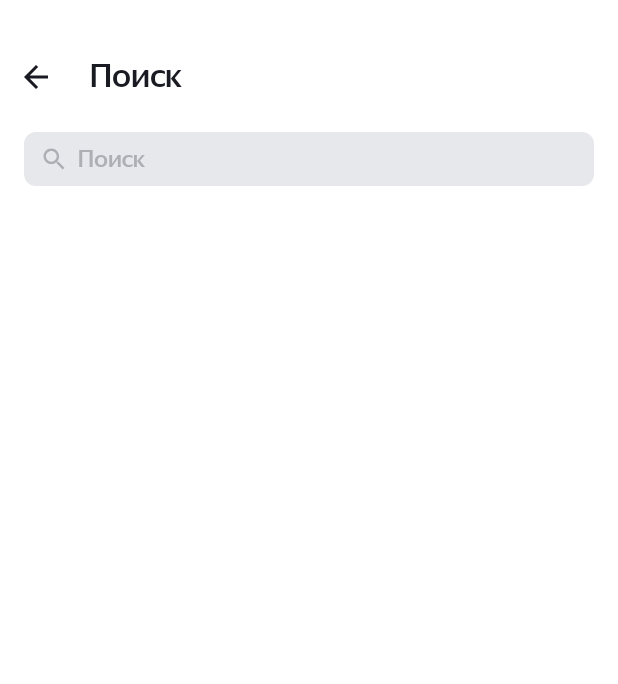
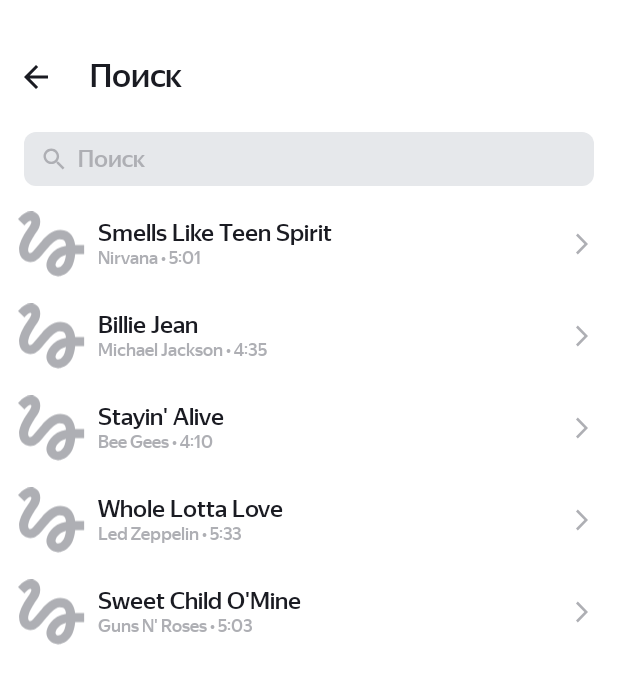
Before and after one commit to Fegao333/PlaylistMaker, an Android app built with Jetpack Compose: the SearchActivity screen opened directly, with no data from a screen before it, on a phone screen of 412 x 824 dp. Shown: the top 684 px of the screen. Run offline under Robolectric (Android 15) with nearby library versions, the phone set to English and light mode, and no system bars; libraries missing offline, so code that uses them is left out: androidx.appstate.transform, androidx.compose.remote; pictures from the network do not load.

Commit message:
задание номер три

```diff
--- a/app/build.gradle.kts
+++ b/app/build.gradle.kts
@@ -1,3 +1,6 @@
+import org.gradle.kotlin.dsl.annotationProcessor
+import org.gradle.kotlin.dsl.implementation
+
 plugins {
     alias(libs.plugins.android.application)
 }
@@ -34,6 +37,10 @@ android {
 }
 
 dependencies {
+    implementation(libs.androidx.remote.creation.compose)
+    implementation(libs.androidx.transform)
+    annotationProcessor("com.github.bumptech.glide:compiler:4.14.2")
+    implementation("com.github.bumptech.glide:glide:4.16.0")
     implementation(libs.androidx.activity.ktx)
     implementation(libs.androidx.appcompat)
     implementation(libs.androidx.constraintlayout)
--- a/app/src/main/AndroidManifest.xml
+++ b/app/src/main/AndroidManifest.xml
@@ -1,7 +1,7 @@
 <?xml version="1.0" encoding="utf-8"?>
 <manifest xmlns:android="http://schemas.android.com/apk/res/android"
     xmlns:tools="http://schemas.android.com/tools">
-
+    <uses-permission android:name="android.permission.INTERNET" />
     <application
         android:allowBackup="true"
         android:dataExtractionRules="@xml/data_extraction_rules"
--- a/app/src/main/java/com/example/playlistmaker/SearchActivity.kt
+++ b/app/src/main/java/com/example/playlistmaker/SearchActivity.kt
@@ -10,12 +10,49 @@ import android.widget.ImageView
 import androidx.activity.enableEdgeToEdge
 import androidx.appcompat.app.AppCompatActivity
 import androidx.core.widget.doOnTextChanged
+import androidx.recyclerview.widget.LinearLayoutManager
+import androidx.recyclerview.widget.RecyclerView
 
 class SearchActivity : AppCompatActivity() {
 
     private var searchText: String = ""
 
-    override fun onCreate(savedInstanceState: Bundle?) {
+    val tracks =  arrayListOf<Track>(
+        Track(
+            "Smells Like Teen Spirit",
+            "Nirvana",
+            "5:01",
+            "https://is5-ssl.mzstatic.com/image/thumb/Music115/v4/7b/58/c2/7b58c21a-2b51-2bb2-e59a-9bb9b96ad8c3/00602567924166.rgb.jpg/100x100bb.jpg"
+        ),
+        Track(
+            "Billie Jean",
+            "Michael Jackson",
+            "4:35",
+            "https://is5-ssl.mzstatic.com/image/thumb/Music125/v4/3d/9d/38/3d9d3811-71f0-3a0e-1ada-3004e56ff852/827969428726.jpg/100x100bb.jpg"
+        ),
+        Track(
+            "Stayin' Alive",
+            "Bee Gees",
+            "4:10",
+            "https://is4-ssl.mzstatic.com/image/thumb/Music115/v4/1f/80/1f/1f801fc1-8c0f-ea3e-d3e5-387c6619619e/16UMGIM86640.rgb.jpg/100x100bb.jpg"
+        ),
+        Track(
+            "Whole Lotta Love",
+            "Led Zeppelin",
+            "5:33",
+            "https://is2-ssl.mzstatic.com/image/thumb/Music62/v4/7e/17/e3/7e17e33f-2efa-2a36-e916-7f808576cf6b/mzm.fyigqcbs.jpg/100x100bb.jpg"
+        ),
+        Track(
+            "Sweet Child O'Mine",
+            "Guns N' Roses",
+            "5:03",
+            "https://is5-ssl.mzstatic.com/image/thumb/Music125/v4/a0/4d/c4/a04dc484-03cc-02aa-fa82-5334fcb4bc16/18UMGIM24878.rgb.jpg/100x100bb.jpg"
+        )
+    )
+
+
+    override fun onCreate
+                (savedInstanceState: Bundle?) {
         super.onCreate(savedInstanceState)
         enableEdgeToEdge()
         setContentView(R.layout.activity_search)
@@ -25,6 +62,10 @@ class SearchActivity : AppCompatActivity() {
         }
         val clearButton = findViewById<ImageView>(R.id.clearIcon)
         val editText = findViewById<EditText>(R.id.searchEditText)
+        val adapter = TrackAdapter(tracks)
+        val recyclerView = findViewById<RecyclerView>(R.id.tracksRecyclerView)
+        recyclerView.adapter = adapter
+        recyclerView.layoutManager = LinearLayoutManager(this)
 
         editText.doOnTextChanged { text, _, _, _ ->
             searchText = text.toString()
--- /dev/null
+++ b/app/src/main/java/com/example/playlistmaker/Track.kt
@@ -0,0 +1,3 @@
+package com.example.playlistmaker
+
+data class Track(val trackName : String, val artistName: String, val trackTime: String, val artworkUrl100: String)
--- /dev/null
+++ b/app/src/main/java/com/example/playlistmaker/TrackAdapter.kt
@@ -0,0 +1,41 @@
+package com.example.playlistmaker
+
+import android.view.LayoutInflater
+import android.view.View
+import android.view.ViewGroup
+import android.widget.ImageView
+import android.widget.TextView
+import androidx.appstate.transform.transform
+import androidx.compose.remote.creation.compose.state.transform
+import androidx.recyclerview.widget.RecyclerView
+import com.bumptech.glide.Glide
+import com.bumptech.glide.load.resource.bitmap.RoundedCorners
+
+class TrackAdapter(private val tracks: List<Track>) : RecyclerView.Adapter<TrackAdapter.TrackViewHolder>() {
+    class TrackViewHolder(itemView: View) : RecyclerView.ViewHolder(itemView) {
+        val trackImage: ImageView = itemView.findViewById(R.id.trackImage)
+        val trackName: TextView = itemView.findViewById(R.id.trackName)
+        val artistName: TextView = itemView.findViewById(R.id.artistName)
+        val enterArtist: ImageView = itemView.findViewById(R.id.enterArtist)
+    }
+    override fun onCreateViewHolder(parent: ViewGroup, viewType: Int): TrackViewHolder {
+        val view = LayoutInflater.from(parent.context).inflate(R.layout.item_track,parent,false)
+        return TrackViewHolder(view)
+    }
+
+    override fun onBindViewHolder(holder: TrackViewHolder, position: Int) {
+        val track = tracks[position]
+        holder.trackName.text = track.trackName
+        holder.artistName.text = "${track.artistName} • ${track.trackTime}"
+        Glide.with(holder.itemView.context)
+            .load(track.artworkUrl100)
+            .placeholder(R.drawable.ic_placeholder)
+            .centerInside()
+            .transform(RoundedCorners(10))
+            .into(holder.trackImage)
+
+    }
+    override fun getItemCount(): Int {
+        return tracks.size
+    }
+}
--- /dev/null
+++ b/app/src/main/res/drawable/arrow_24dp.xml
@@ -0,0 +1,11 @@
+<vector xmlns:android="http://schemas.android.com/apk/res/android"
+    android:width="24dp"
+    android:height="24dp"
+    android:viewportWidth="24"
+    android:viewportHeight="24">
+
+    <path
+        android:fillColor="#AEAFB4"
+        android:pathData="M8,17.7485L9.21337,19L16,12L9.21337,5L8,6.25152L13.5733,12L8,17.7485Z" />
+
+</vector>
--- /dev/null
+++ b/app/src/main/res/drawable/ic_placeholder.xml
@@ -0,0 +1,11 @@
+<vector xmlns:android="http://schemas.android.com/apk/res/android"
+    android:width="35dp"
+    android:height="34dp"
+    android:viewportWidth="35"
+    android:viewportHeight="34">
+
+    <path
+        android:fillColor="#AEAFB4"
+        android:pathData="M3.28125,7.29375C4.59375,5.9625 5.90625,4.7625 6.4875,5.00625C7.425,5.38125 6.4875,6.9375 5.925,7.85625C5.45625,8.64375 0.5625,15.15 0.5625,19.6875C0.5625,22.0875 1.4625,24.075 3.075,25.275C4.48125,26.325 6.3375,26.6437 8.025,26.1375C10.0312,25.5562 11.6813,23.5125 13.7625,20.9437C16.0312,18.15 19.0688,14.4937 21.4125,14.4937C24.4688,14.4937 24.5063,16.3875 24.7125,17.85C17.625,19.05 14.625,24.7312 14.625,27.9187C14.625,31.1062 17.325,33.7125 20.6438,33.7125C23.7,33.7125 28.6875,31.2188 29.4375,22.275H34.05V17.5875H29.4188C29.1375,14.4937 27.375,9.7125 21.8625,9.7125C17.6437,9.7125 14.025,13.2937 12.6,15.0375C11.5125,16.4062 8.7375,19.6875 8.30625,20.1375C7.8375,20.7 7.03125,21.7125 6.225,21.7125C5.38125,21.7125 4.875,20.1562 5.55,18.1125C6.20625,16.0687 8.175,12.75 9.01875,11.5125C10.4813,9.375 11.4562,7.9125 11.4562,5.3625C11.4562,1.29375 8.38125,0 6.75,0C4.275,0 2.11875,1.875 1.65,2.34375C0.975,3.01875 0.4125,3.58125 0,4.0875L3.28125,7.29375ZM20.7,29.1562C20.1188,29.1562 19.3125,28.6687 19.3125,27.8062C19.3125,26.6812 20.6812,23.6812 24.6938,22.6312C24.1313,27.675 22.0125,29.1562 20.7,29.1562Z" />
+
+</vector>
--- a/app/src/main/res/drawable/radius_search.xml
+++ b/app/src/main/res/drawable/radius_search.xml
@@ -1,5 +1,5 @@
 <?xml version="1.0" encoding="utf-8"?>
 <shape xmlns:android="http://schemas.android.com/apk/res/android">
     <solid android:color="?attr/background_icon_search" />
-    <corners android:radius="@dimen/padding_small" />
+    <corners android:radius="@dimen/padding_8dp" />
 </shape>
--- a/app/src/main/res/layout/activity_search.xml
+++ b/app/src/main/res/layout/activity_search.xml
@@ -33,8 +33,9 @@
         android:layout_height="wrap_content"
         android:gravity="center_vertical"
         android:paddingHorizontal="16dp"
-        android:paddingTop="@dimen/padding_small"
-        android:paddingBottom="@dimen/padding_small">
+        android:paddingTop="@dimen/padding_8dp"
+        android:paddingBottom="@dimen/padding_8dp">
+
 
         <EditText
             android:id="@+id/searchEditText"
@@ -42,7 +43,7 @@
             android:layout_height="36dp"
             android:background="@drawable/radius_search"
             android:drawableStart="@drawable/search_icon"
-            android:drawablePadding="@dimen/padding_small"
+            android:drawablePadding="@dimen/padding_8dp"
             android:drawableTint="?attr/icon_color"
             android:fontFamily="@font/ys_display_medium"
             android:hint="@string/app_search"
@@ -61,4 +62,8 @@
             android:visibility="invisible"
             app:tint="?attr/icon_color" />
     </FrameLayout>
+    <androidx.recyclerview.widget.RecyclerView
+        android:id="@+id/tracksRecyclerView"
+        android:layout_width="match_parent"
+        android:layout_height="match_parent"/>
 </LinearLayout>
--- /dev/null
+++ b/app/src/main/res/layout/item_track.xml
@@ -0,0 +1,45 @@
+<?xml version="1.0" encoding="utf-8"?>
+<LinearLayout xmlns:android="http://schemas.android.com/apk/res/android"
+    xmlns:app="http://schemas.android.com/apk/res-auto"
+    android:layout_width="match_parent"
+    android:layout_height="@dimen/min_height"
+    android:paddingVertical="@dimen/padding_8dp"
+    android:paddingHorizontal="@dimen/padding_12dp_primary"
+    android:gravity="center_vertical">
+
+    <ImageView
+        android:id="@+id/trackImage"
+        android:layout_width="45dp"
+        android:layout_height="45dp" />
+
+    <LinearLayout
+        android:paddingHorizontal="@dimen/padding_8dp"
+        android:layout_width="0dp"
+        android:layout_height="wrap_content"
+        android:layout_weight="1"
+        android:orientation="vertical">
+
+        <TextView
+            android:textColor="?attr/colorOnPrimary"
+            android:id="@+id/trackName"
+            android:layout_width="wrap_content"
+            android:layout_height="wrap_content"
+            android:text=""
+            android:textSize="@dimen/text_size_16sp" />
+
+        <TextView
+            android:textColor="?attr/setting_ic_color"
+            android:id="@+id/artistName"
+            android:layout_width="wrap_content"
+            android:layout_height="wrap_content"
+            android:text=""
+            android:textSize="@dimen/text_size_12sp" />
+    </LinearLayout>
+
+    <ImageView
+        android:id="@+id/enterArtist"
+        android:layout_width="wrap_content"
+        android:layout_height="wrap_content"
+        android:src="@drawable/arrow_24dp"
+        app:tint="?attr/setting_ic_color" />
+</LinearLayout>
--- a/app/src/main/res/values/dimens.xml
+++ b/app/src/main/res/values/dimens.xml
@@ -2,7 +2,7 @@
 <resources>
     <dimen name="text_size_22sp">22sp</dimen>
     <dimen name="padding_rad">16dp</dimen>
-    <dimen name="padding_small">8dp</dimen>
+    <dimen name="padding_8dp">8dp</dimen>
     <dimen name="text_size_16sp">16sp</dimen>
     <dimen name="text_size_12sp">12sp</dimen>
     <dimen name="min_height">61dp</dimen>
--- a/app/src/main/res/values/styles.xml
+++ b/app/src/main/res/values/styles.xml
@@ -21,7 +21,7 @@
         <item name="android:layout_width">match_parent</item>
         <item name="android:layout_height">wrap_content</item>
         <item name="android:layout_weight">3</item>
-        <item name="iconPadding">@dimen/padding_small</item>
+        <item name="iconPadding">@dimen/padding_8dp</item>
         <item name="iconGravity">textStart</item>
         <item name="cornerRadius">@dimen/padding_rad</item>
         <item name="android:textAllCaps">false</item>
--- a/gradle/libs.versions.toml
+++ b/gradle/libs.versions.toml
@@ -8,6 +8,8 @@ appcompat = "1.8.0"
 material = "1.14.0"
 activityKtx = "1.13.0"
 constraintlayout = "2.2.2"
+transform = "1.0.0-alpha02"
+remoteCreationCompose = "1.0.0-alpha23"
 
 [libraries]
 androidx-core-ktx = { group = "androidx.core", name = "core-ktx", version.ref = "coreKtx" }
@@ -18,6 +20,8 @@ androidx-appcompat = { group = "androidx.appcompat", name = "appcompat", version
 material = { group = "com.google.android.material", name = "material", version.ref = "material" }
 androidx-activity-ktx = { group = "androidx.activity", name = "activity-ktx", version.ref = "activityKtx" }
 androidx-constraintlayout = { group = "androidx.constraintlayout", name = "constraintlayout", version.ref = "constraintlayout" }
+androidx-transform = { group = "androidx.appstate.transform", name = "transform", version.ref = "transform" }
+androidx-remote-creation-compose = { group = "androidx.compose.remote", name = "remote-creation-compose", version.ref = "remoteCreationCompose" }
 
 [plugins]
 android-application = { id = "com.android.application", version.ref = "agp" }
```
